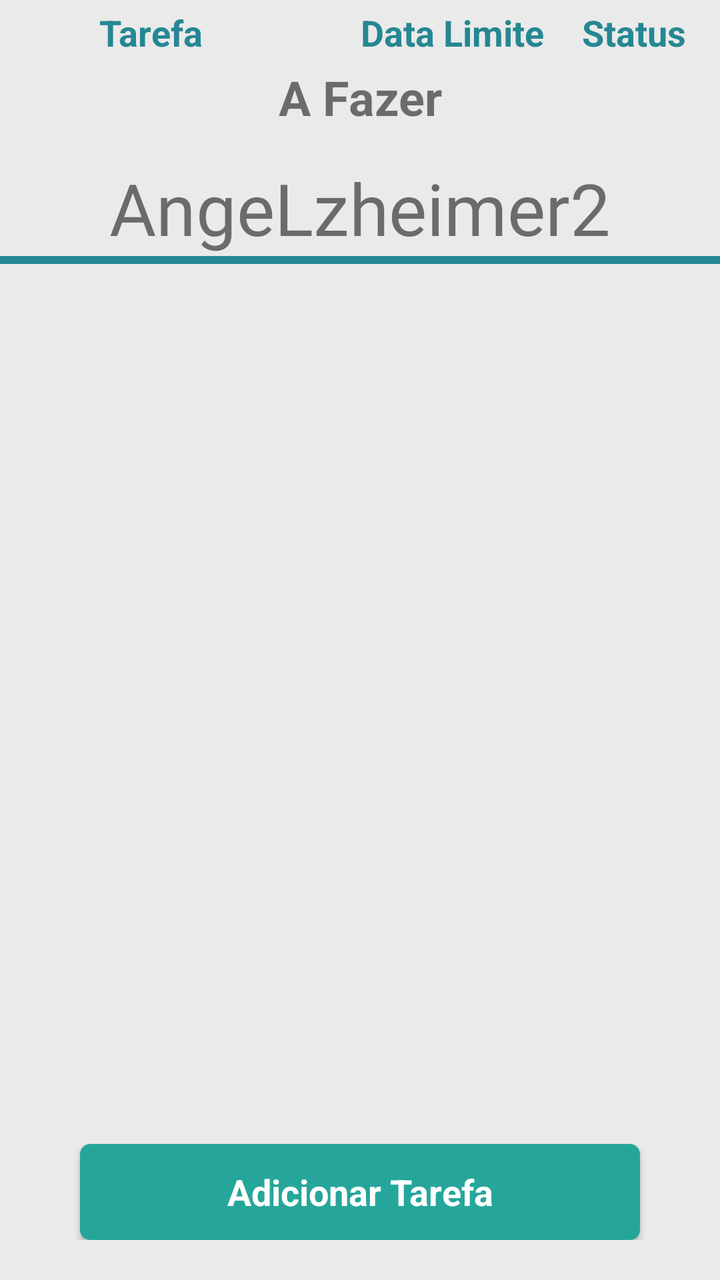
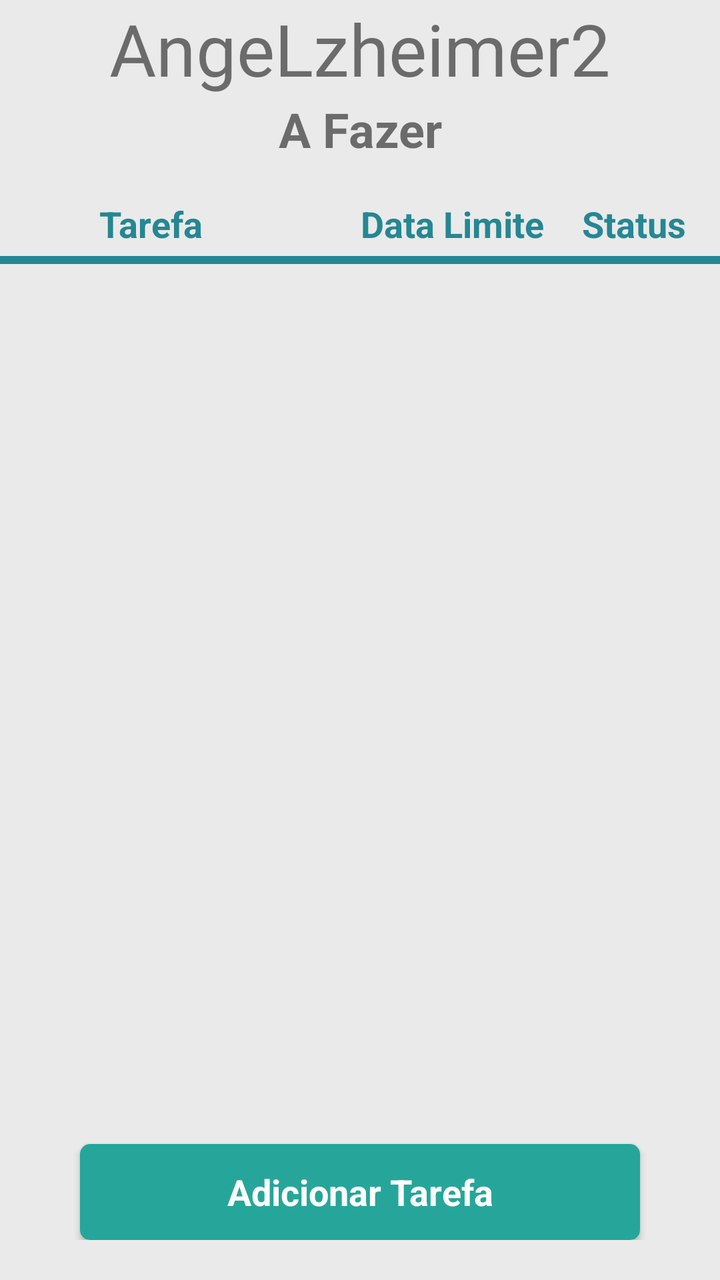

Before-and-after screenshots of an Android layout around one commit, followed by the original layout XML and the change that was made.
<!-- AndroidManifest.xml: application theme AppTheme.NoActionBar -->
<!-- res/layout/fragment_to_do.xml -->
<?xml version="1.0" encoding="utf-8"?>
<FrameLayout xmlns:android="http://schemas.android.com/apk/res/android"
    xmlns:app="http://schemas.android.com/apk/res-auto"
    xmlns:tools="http://schemas.android.com/tools"
    android:layout_width="match_parent"
    android:layout_height="match_parent"
    android:background="#EAEAEA"
    tools:context=".paciente.fragment_ToDo">

    <LinearLayout
        android:layout_width="match_parent"
        android:layout_height="match_parent"
        android:gravity="center_horizontal"
        android:orientation="vertical">

        <LinearLayout
            android:layout_width="match_parent"
            android:layout_height="wrap_content"
            android:orientation="horizontal">

            <TextView
                android:layout_width="0dp"
                android:layout_height="wrap_content"
                android:layout_gravity="center_vertical"
                android:layout_marginLeft="5dp"
                android:layout_weight="1"
                android:padding="4dp"
                android:text="@string/Tarefa"
                android:textAlignment="center"
                android:textColor="@color/colorPrimary"
                android:textSize="18sp"
                android:textStyle="bold"
                tools:ignore="RtlCompat" />

            <TextView
                android:layout_width="120dp"
                android:layout_height="wrap_content"
                android:layout_gravity="center_vertical"
                android:layout_marginLeft="20dp"
                android:padding="4dp"
                android:text="@string/duedate"
                android:textAlignment="center"
                android:textColor="@color/colorPrimary"
                android:textSize="18sp"
                android:textStyle="bold"
                tools:ignore="RtlCompat" />

            <TextView
                android:layout_width="62dp"
                android:layout_height="wrap_content"
                android:layout_gravity="center_vertical"
                android:layout_marginEnd="12dp"
                android:padding="4dp"
                android:text="Status"
                android:textAlignment="center"
                android:textColor="@color/colorPrimary"
                android:textSize="18sp"
                android:textStyle="bold"
                tools:ignore="RtlCompat" />

        </LinearLayout>

        <TextView
            android:id="@+id/textView3"
            android:layout_width="match_parent"
            android:layout_height="wrap_content"
            android:layout_marginBottom="15dp"
            android:text="@string/ToDo"
            android:textAlignment="center"
            android:textSize="24sp"
            android:textStyle="bold" />

        <TextView
            android:id="@+id/textView2"
            android:layout_width="match_parent"
            android:layout_height="wrap_content"
            android:layout_gravity="center_horizontal"
            android:fontFamily="@font/indigo_daisy"
            android:gravity="center"
            android:text="@string/app_name"
            android:textSize="36sp" />

        <View
            android:layout_width="match_parent"
            android:layout_height="4dp"
            android:layout_marginBottom="8dp"
            android:background="@color/colorPrimary" />


        <androidx.constraintlayout.widget.ConstraintLayout
            android:layout_width="match_parent"
            android:layout_height="match_parent"
            android:layout_marginBottom="20dp">

            <LinearLayout
                android:id="@+id/linearLayout2"
                android:layout_width="match_parent"
                android:layout_height="0dp"
                android:gravity="bottom"
                android:orientation="vertical"
                app:layout_constraintBottom_toBottomOf="parent"
                app:layout_constraintEnd_toEndOf="parent"
                app:layout_constraintStart_toStartOf="parent">

                <Button
                    android:id="@+id/btn_add"
                    style="@style/Base.TextAppearance.AppCompat.Body1"
                    android:layout_width="match_parent"
                    android:layout_height="wrap_content"
                    android:layout_marginStart="40dp"
                    android:layout_marginTop="15dp"
                    android:layout_marginEnd="40dp"
                    android:background="@drawable/btn_custom"
                    android:text="@string/add"
                    android:textAllCaps="false"
                    android:textColor="@android:color/background_light"
                    android:textSize="18sp"
                    android:textStyle="bold" />

                
                
                
                
                
                
                
                
                
                
                
                
                
                
            </LinearLayout>

            <androidx.recyclerview.widget.RecyclerView
                android:id="@+id/rv"
                android:layout_width="match_parent"
                android:layout_height="0dp"
                android:layout_marginStart="10dp"
                android:layout_marginEnd="10dp"
                app:layout_constraintBottom_toTopOf="@+id/linearLayout2"
                app:layout_constraintEnd_toEndOf="parent"
                app:layout_constraintStart_toStartOf="parent"
                app:layout_constraintTop_toTopOf="parent"
                app:reverseLayout="true"
                app:stackFromEnd="true">

            </androidx.recyclerview.widget.RecyclerView>

        </androidx.constraintlayout.widget.ConstraintLayout>

    </LinearLayout>

    <androidx.cardview.widget.CardView
        android:id="@+id/cv_sync"
        android:layout_width="50dp"
        android:layout_height="50dp"
        android:layout_gravity="right"
        android:layout_marginTop="15dp"
        android:layout_marginEnd="15dp"
        android:clickable="true"
        android:foregroundGravity="center"
        android:visibility="invisible"
        app:cardBackgroundColor="@color/colorPrimary"
        app:cardCornerRadius="25dp"
        app:layout_constraintEnd_toEndOf="parent"
        app:layout_constraintTop_toTopOf="parent"
        tools:ignore="OnClick">

        <ImageView
            android:id="@+id/imageView4"
            android:layout_width="40dp"
            android:layout_height="40dp"
            android:layout_gravity="center"
            android:foregroundGravity="center"
            app:srcCompat="@android:drawable/stat_notify_sync_noanim" />
    </androidx.cardview.widget.CardView>

</FrameLayout>
<!-- resources referenced by this layout -->
<resources>
  <color name="colorPrimary">#258793</color>
  <!-- drawable btn_custom (drawable) -->
  <?xml version="1.0" encoding="utf-8"?>
  <shape xmlns:android="http://schemas.android.com/apk/res/android"
      android:padding="10dp"
      android:shape="rectangle">
  
      <corners
          android:bottomLeftRadius="5dp"
          android:bottomRightRadius="5dp"
          android:topLeftRadius="5dp"
          android:topRightRadius="5dp" />
  
      <solid android:color="#26a69a" />
  
  </shape>
  <string name="Tarefa">Tarefa</string>
  <string name="ToDo">A Fazer</string>
  <string name="add">Adicionar Tarefa</string>
  <string name="app_name">AngeLzheimer2</string>
  <string name="duedate">Data Limite</string>
  <style name="AppTheme.NoActionBar">
          <item name="windowActionBar">false</item>
          <item name="windowNoTitle">true</item>
      </style>
</resources>

<!-- the commit's change to res/layout/fragment_to_do.xml (unified diff, before → after) -->
@@ -12,6 +12,26 @@
         android:layout_height="match_parent"
         android:gravity="center_horizontal"
         android:orientation="vertical">
+
+        <TextView
+            android:id="@+id/textView2"
+            android:layout_width="match_parent"
+            android:layout_height="wrap_content"
+            android:layout_gravity="center_horizontal"
+            android:fontFamily="@font/indigo_daisy"
+            android:gravity="center"
+            android:text="@string/app_name"
+            android:textSize="36sp" />
+
+        <TextView
+            android:id="@+id/textView3"
+            android:layout_width="match_parent"
+            android:layout_height="wrap_content"
+            android:layout_marginBottom="15dp"
+            android:text="@string/ToDo"
+            android:textAlignment="center"
+            android:textSize="24sp"
+            android:textStyle="bold" />
 
         <LinearLayout
             android:layout_width="match_parent"
@@ -59,26 +79,6 @@
                 tools:ignore="RtlCompat" />
 
         </LinearLayout>
-
-        <TextView
-            android:id="@+id/textView3"
-            android:layout_width="match_parent"
-            android:layout_height="wrap_content"
-            android:layout_marginBottom="15dp"
-            android:text="@string/ToDo"
-            android:textAlignment="center"
-            android:textSize="24sp"
-            android:textStyle="bold" />
-
-        <TextView
-            android:id="@+id/textView2"
-            android:layout_width="match_parent"
-            android:layout_height="wrap_content"
-            android:layout_gravity="center_horizontal"
-            android:fontFamily="@font/indigo_daisy"
-            android:gravity="center"
-            android:text="@string/app_name"
-            android:textSize="36sp" />
 
         <View
             android:layout_width="match_parent"
